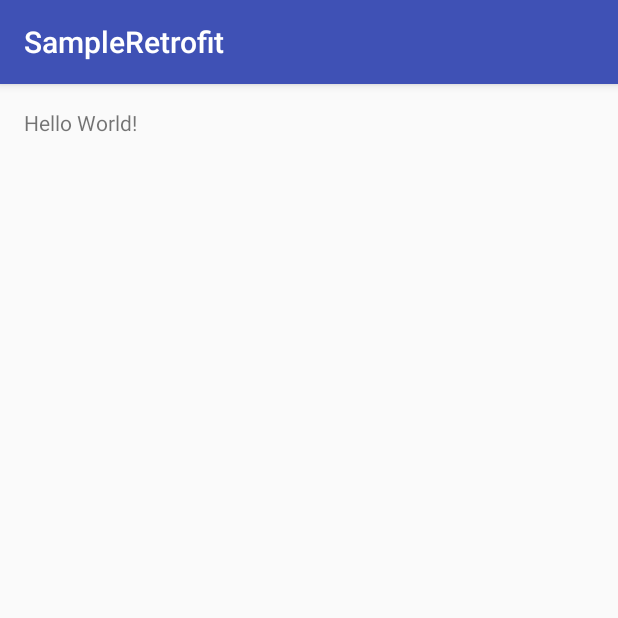
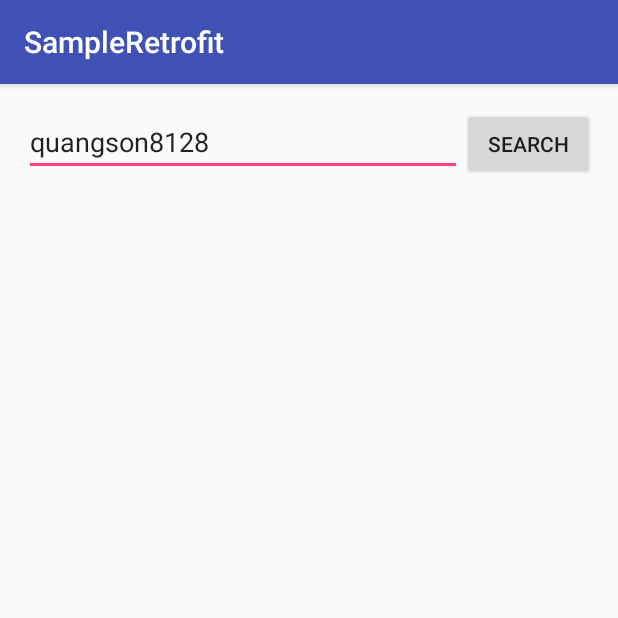
Before and after one commit to quangson8128/sample-retrofit, an Android app: the screen it shows after launch (MainActivity), on a phone screen of 412 x 824 dp, the top half of it. Run offline under Robolectric (Android 15) with nearby library versions, the phone set to English and light mode, and no system bars.

Commit message:
add simple ui for rest.

```diff
--- a/app/build.gradle
+++ b/app/build.gradle
@@ -23,6 +23,7 @@ dependencies {
     compile fileTree(dir: 'libs', include: ['*.jar'])
     testCompile 'junit:junit:4.12'
     compile 'com.android.support:appcompat-v7:23.4.0'
+    compile 'com.android.support:design:23.4.0'
     compile 'com.google.code.gson:gson:2.6.2'
     compile 'com.squareup.retrofit2:retrofit:2.0.2'
     compile 'com.squareup.retrofit2:converter-gson:2.0.2'
--- a/app/src/main/res/layout/activity_main.xml
+++ b/app/src/main/res/layout/activity_main.xml
@@ -1,16 +1,31 @@
 <?xml version="1.0" encoding="utf-8"?>
 <RelativeLayout xmlns:android="http://schemas.android.com/apk/res/android"
-    xmlns:tools="http://schemas.android.com/tools"
     android:layout_width="match_parent"
     android:layout_height="match_parent"
+    xmlns:tools="http://schemas.android.com/tools"
     android:paddingBottom="@dimen/activity_vertical_margin"
     android:paddingLeft="@dimen/activity_horizontal_margin"
     android:paddingRight="@dimen/activity_horizontal_margin"
     android:paddingTop="@dimen/activity_vertical_margin"
     tools:context="vnzit.com.sampleretrofit.MainActivity">
 
-    <TextView
+    <Button
+        android:layout_alignParentRight="true"
+        android:id="@+id/btnSearch"
+        android:text="@string/search"
         android:layout_width="wrap_content"
-        android:layout_height="wrap_content"
-        android:text="Hello World!" />
+        android:layout_height="wrap_content" />
+    <EditText
+        android:layout_toLeftOf="@id/btnSearch"
+        android:id="@+id/etAccountName"
+        android:hint="@string/gh_account_name"
+        android:text="@string/default_gh_account_name"
+        android:maxLines="1"
+        android:layout_width="match_parent"
+        android:layout_height="wrap_content" />
+    <android.support.v7.widget.RecyclerView
+        android:layout_below="@id/etAccountName"
+        android:id="@+id/rvContainer"
+        android:layout_width="match_parent"
+        android:layout_height="match_parent" />
 </RelativeLayout>
--- a/app/src/main/res/values/strings.xml
+++ b/app/src/main/res/values/strings.xml
@@ -1,3 +1,6 @@
 <resources>
     <string name="app_name">SampleRetrofit</string>
+    <string name="search">Search</string>
+    <string name="gh_account_name">Github account name</string>
+    <string name="default_gh_account_name">quangson8128</string>
 </resources>
```
Also changed, not shown: app/src/main/res/layout/item_repo.xml (added, +38 -0 lines).
